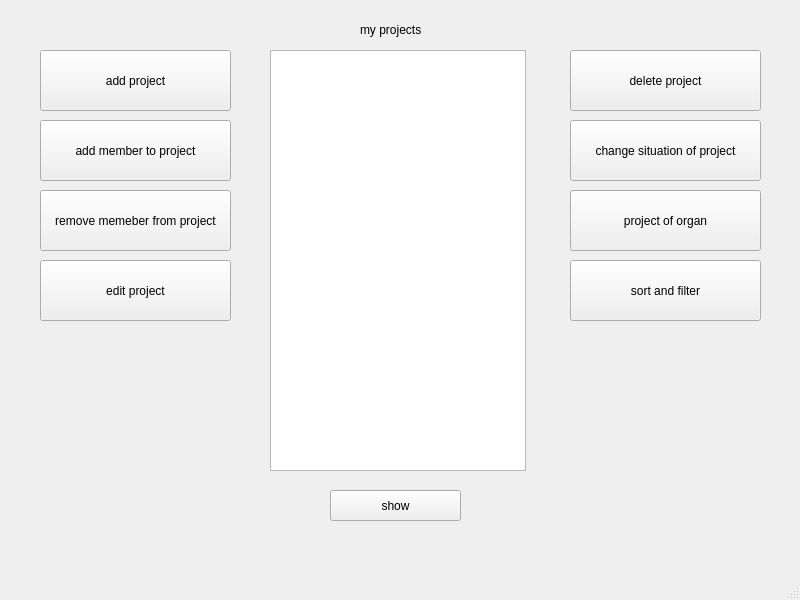
The window that project_manegment.ui (annishelion/ap-projet) describes before a commit, drawn with Qt 5.
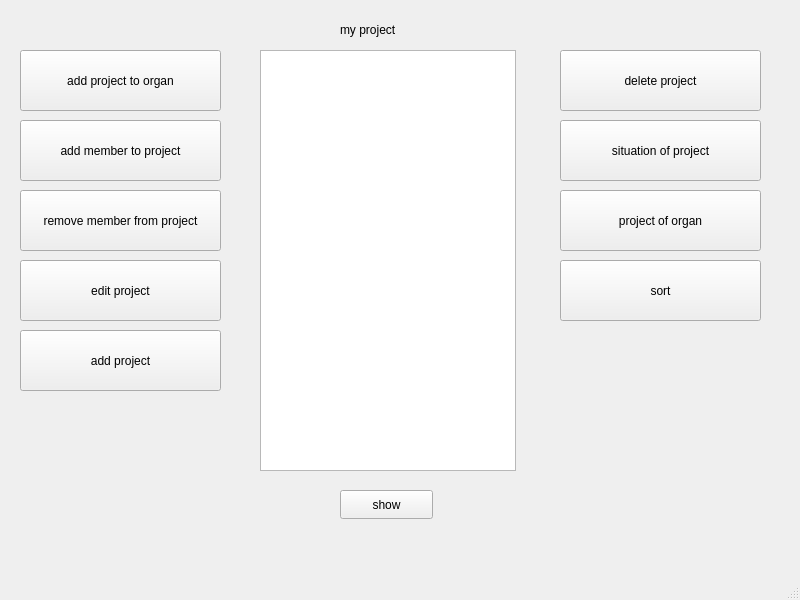
The same window after the commit.

Commit message: create project manegment and write to btn

```diff
--- a/project_manegment.ui
+++ b/project_manegment.ui
@@ -17,22 +17,22 @@
    <widget class="QPushButton" name="pushButton">
     <property name="geometry">
      <rect>
-      <x>40</x>
+      <x>20</x>
       <y>50</y>
-      <width>191</width>
+      <width>201</width>
       <height>61</height>
      </rect>
     </property>
     <property name="text">
-     <string>add project</string>
+     <string>add project to organ</string>
     </property>
    </widget>
    <widget class="QPushButton" name="pushButton_2">
     <property name="geometry">
      <rect>
-      <x>40</x>
+      <x>20</x>
       <y>120</y>
-      <width>191</width>
+      <width>201</width>
       <height>61</height>
      </rect>
     </property>
@@ -43,22 +43,9 @@
    <widget class="QPushButton" name="pushButton_3">
     <property name="geometry">
      <rect>
-      <x>40</x>
-      <y>260</y>
-      <width>191</width>
-      <height>61</height>
-     </rect>
-    </property>
-    <property name="text">
-     <string>edit project</string>
-    </property>
-   </widget>
-   <widget class="QPushButton" name="pushButton_4">
-    <property name="geometry">
-     <rect>
-      <x>570</x>
+      <x>560</x>
       <y>50</y>
-      <width>191</width>
+      <width>201</width>
       <height>61</height>
      </rect>
     </property>
@@ -66,38 +53,51 @@
      <string>delete project</string>
     </property>
    </widget>
+   <widget class="QPushButton" name="pushButton_4">
+    <property name="geometry">
+     <rect>
+      <x>560</x>
+      <y>120</y>
+      <width>201</width>
+      <height>61</height>
+     </rect>
+    </property>
+    <property name="text">
+     <string>situation of project</string>
+    </property>
+   </widget>
    <widget class="QPushButton" name="pushButton_5">
     <property name="geometry">
      <rect>
-      <x>40</x>
-      <y>190</y>
-      <width>191</width>
+      <x>20</x>
+      <y>260</y>
+      <width>201</width>
       <height>61</height>
      </rect>
     </property>
     <property name="text">
-     <string>remove memeber from project</string>
+     <string>edit project</string>
     </property>
    </widget>
    <widget class="QPushButton" name="pushButton_6">
     <property name="geometry">
      <rect>
-      <x>570</x>
-      <y>120</y>
-      <width>191</width>
+      <x>20</x>
+      <y>190</y>
+      <width>201</width>
       <height>61</height>
      </rect>
     </property>
     <property name="text">
-     <string>change situation of project</string>
+     <string>remove member from project</string>
     </property>
    </widget>
    <widget class="QPushButton" name="pushButton_7">
     <property name="geometry">
      <rect>
-      <x>570</x>
+      <x>560</x>
       <y>190</y>
-      <width>191</width>
+      <width>201</width>
       <height>61</height>
      </rect>
     </property>
@@ -108,52 +108,65 @@
    <widget class="QPushButton" name="pushButton_8">
     <property name="geometry">
      <rect>
-      <x>570</x>
+      <x>560</x>
       <y>260</y>
-      <width>191</width>
+      <width>201</width>
       <height>61</height>
      </rect>
     </property>
     <property name="text">
-     <string>sort and filter</string>
+     <string>sort</string>
     </property>
    </widget>
-   <widget class="QListView" name="listView">
+   <widget class="QListWidget" name="listWidget">
     <property name="geometry">
      <rect>
-      <x>270</x>
+      <x>260</x>
       <y>50</y>
       <width>256</width>
       <height>421</height>
      </rect>
     </property>
    </widget>
-   <widget class="QLabel" name="label">
-    <property name="geometry">
-     <rect>
-      <x>360</x>
-      <y>20</y>
-      <width>121</width>
-      <height>20</height>
-     </rect>
-    </property>
-    <property name="text">
-     <string>my projects</string>
-    </property>
-   </widget>
    <widget class="QPushButton" name="pushButton_9">
     <property name="geometry">
      <rect>
-      <x>330</x>
+      <x>340</x>
       <y>490</y>
-      <width>131</width>
-      <height>31</height>
+      <width>93</width>
+      <height>29</height>
      </rect>
     </property>
     <property name="text">
      <string>show</string>
     </property>
    </widget>
+   <widget class="QLabel" name="label">
+    <property name="geometry">
+     <rect>
+      <x>340</x>
+      <y>20</y>
+      <width>81</width>
+      <height>20</height>
+     </rect>
+    </property>
+    <property name="text">
+     <string>my project</string>
+    </property>
+   </widget>
+   <widget class="QPushButton" name="pushButton_10">
+    <property name="geometry">
+     <rect>
+      <x>20</x>
+      <y>330</y>
+      <width>201</width>
+      <height>61</height>
+     </rect>
+    </property>
+    <property name="text">
+     <string>add project</string>
+    </property>
+   </widget>
   </widget>
   <widget class="QMenuBar" name="menubar">
    <property name="geometry">
```
The commit also changes 13 other files.
